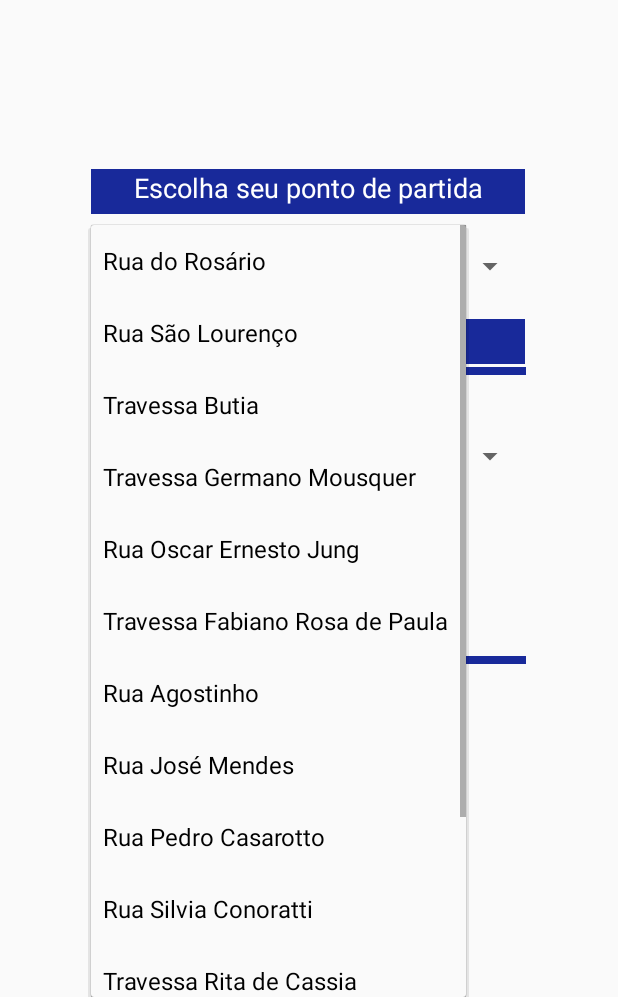
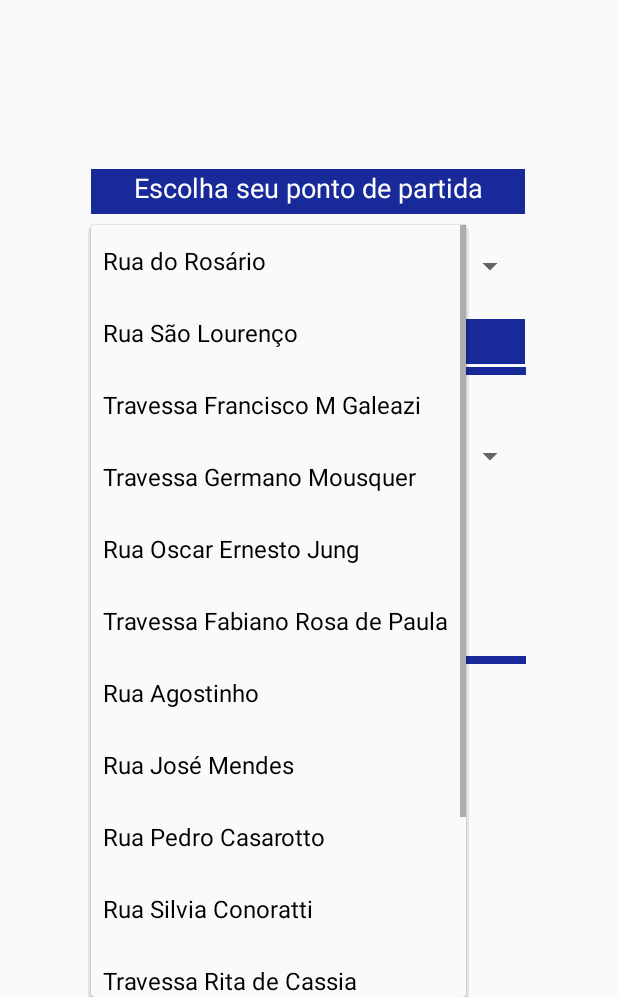
Before and after one commit to andressakotz/sit, an Android app: the screen it shows after launch (MainActivity), after a tap on "Rua do Rosário", on a phone screen of 412 x 824 dp, the part 239-1236 px from its top. Run offline under Robolectric (Android 15) with nearby library versions, the phone set to English and light mode, and no system bars.

Commit message:
Update MainActivity.java

```diff
--- a/app/src/main/java/com/example/cnec/sit/MainActivity.java
+++ b/app/src/main/java/com/example/cnec/sit/MainActivity.java
@@ -21,7 +21,7 @@ public class MainActivity extends AppCompatActivity {
 
     private String[] ruas = new String[]{"Rua do Rosário ",
             "Rua São Lourenço ",
-            "Travessa Butia ",
+            "Travessa Francisco M Galeazi ",
             "Travessa Germano Mousquer ",
             "Rua Oscar Ernesto Jung ",
             "Travessa Fabiano Rosa de Paula ",
@@ -36,7 +36,7 @@ public class MainActivity extends AppCompatActivity {
 
     private String[] ruas2 = new String[]{"Rua do Rosário ",
             "Rua São Lourenço ",
-            "Travessa Butia ",
+            "Travessa Francisco M Galeazi ",
             "Travessa Germano Mousquer ",
             "Rua Oscar Ernesto Jung ",
             "Travessa Fabiano Rosa de Paula ",
```
